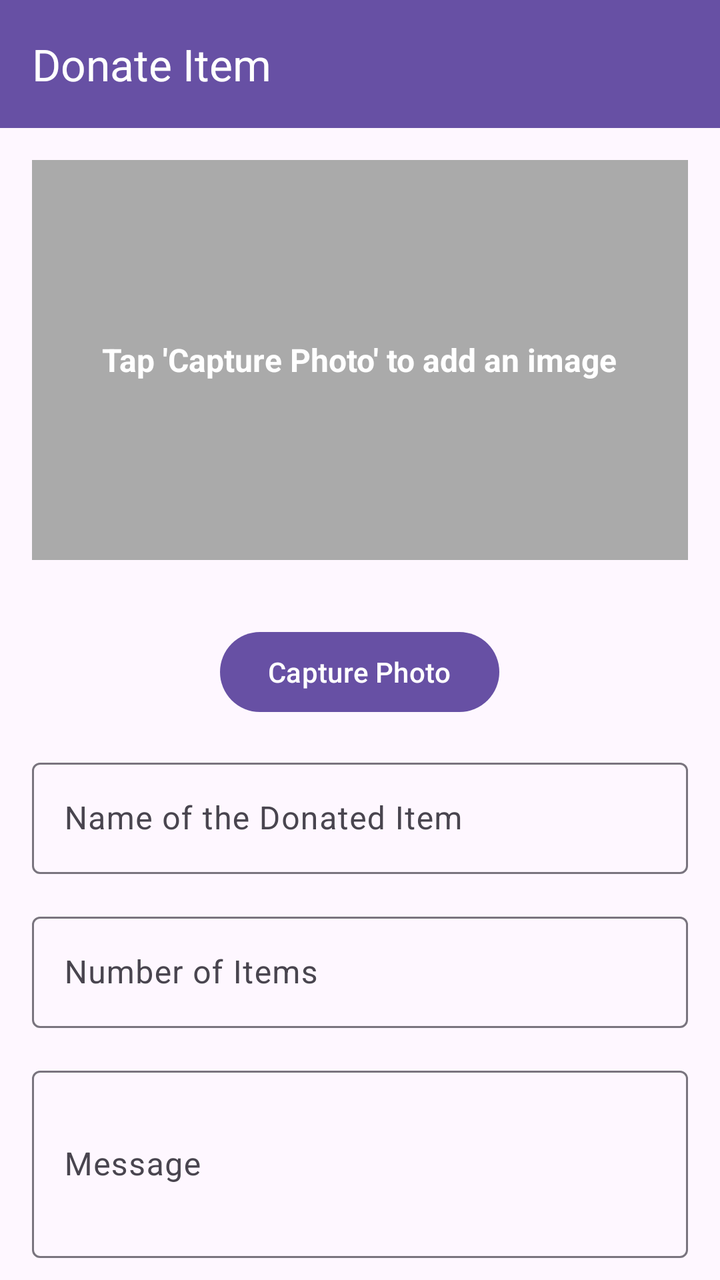
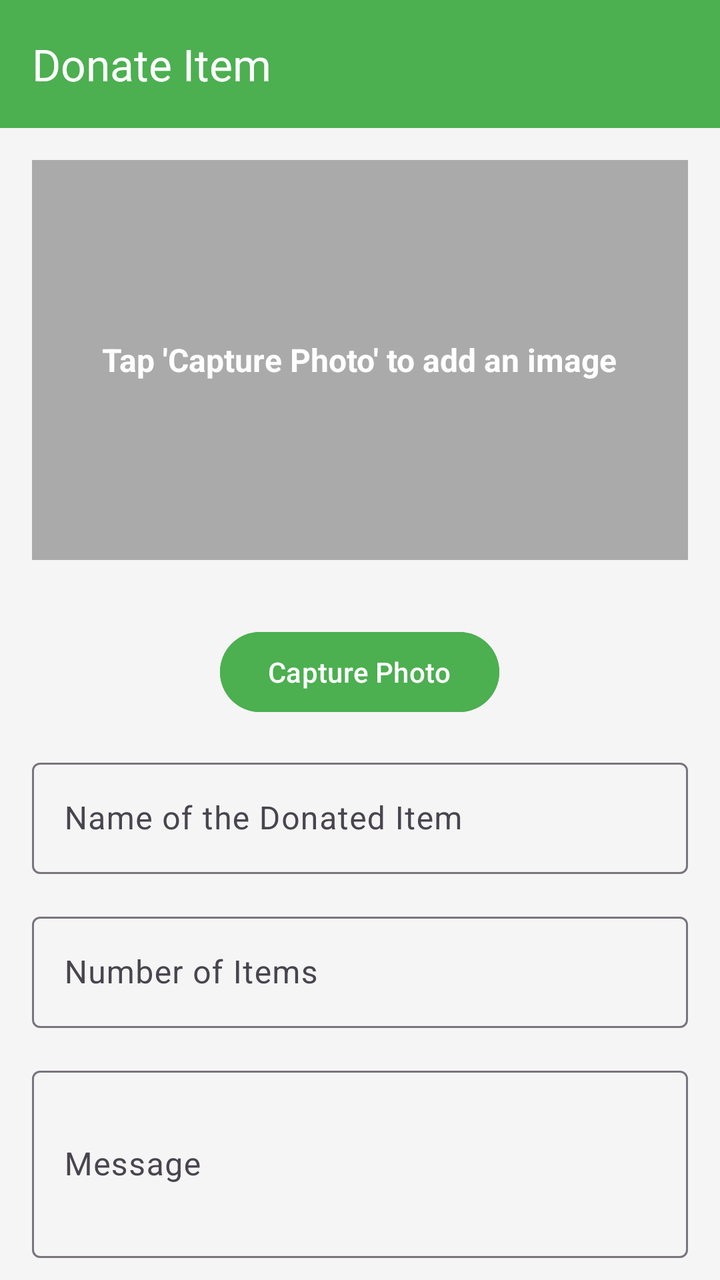

An Android layout rendered at two revisions. The XML below is the earlier revision; the diff shows what the commit changed to produce the second picture.
<!-- AndroidManifest.xml: application theme Theme.MyApplication -->
<!-- res/layout/activity_donate.xml -->
<?xml version="1.0" encoding="utf-8"?>
<androidx.coordinatorlayout.widget.CoordinatorLayout
    xmlns:android="http://schemas.android.com/apk/res/android"
    xmlns:app="http://schemas.android.com/apk/res-auto"
    android:layout_width="match_parent"
    android:layout_height="match_parent">

    <com.google.android.material.appbar.AppBarLayout
        android:layout_width="match_parent"
        android:layout_height="wrap_content">

        <androidx.appcompat.widget.Toolbar
            android:id="@+id/toolbar"
            android:layout_width="match_parent"
            android:layout_height="?attr/actionBarSize"
            android:background="?attr/colorPrimary"
            app:title="Donate Item"
            app:titleTextColor="@android:color/white"/>

    </com.google.android.material.appbar.AppBarLayout>

    <androidx.core.widget.NestedScrollView
        android:layout_width="match_parent"
        android:layout_height="match_parent"
        app:layout_behavior="@string/appbar_scrolling_view_behavior">

        <LinearLayout
            android:layout_width="match_parent"
            android:layout_height="wrap_content"
            android:orientation="vertical"
            android:padding="16dp">

            <FrameLayout
                android:layout_width="match_parent"
                android:layout_height="200dp"
                android:layout_marginBottom="16dp">

                <ImageView
                    android:id="@+id/itemImageView"
                    android:layout_width="match_parent"
                    android:layout_height="match_parent"
                    android:scaleType="centerCrop"
                    android:background="@android:color/darker_gray"/>

                <TextView
                    android:id="@+id/placeholderText"
                    android:layout_width="wrap_content"
                    android:layout_height="wrap_content"
                    android:layout_gravity="center"
                    android:text="Tap 'Capture Photo' to add an image"
                    android:textColor="@android:color/white"
                    android:textSize="16sp"
                    android:textStyle="bold"/>

            </FrameLayout>

            <com.google.android.material.button.MaterialButton
                android:id="@+id/capturePhotoButton"
                android:layout_width="wrap_content"
                android:layout_height="wrap_content"
                android:text="Capture Photo"
                android:layout_gravity="center_horizontal"
                android:layout_marginTop="16dp"/>

            <com.google.android.material.textfield.TextInputLayout
                android:id="@+id/itemNameInputLayout"
                android:layout_width="match_parent"
                android:layout_height="wrap_content"
                android:hint="Name of the Donated Item"
                android:layout_marginTop="16dp">

                <com.google.android.material.textfield.TextInputEditText
                    android:id="@+id/itemNameEditText"
                    android:layout_width="match_parent"
                    android:layout_height="wrap_content"
                    android:inputType="text"/>

            </com.google.android.material.textfield.TextInputLayout>

            <com.google.android.material.textfield.TextInputLayout
                android:id="@+id/itemCountInputLayout"
                android:layout_width="match_parent"
                android:layout_height="wrap_content"
                android:hint="Number of Items"
                android:layout_marginTop="16dp">

                <com.google.android.material.textfield.TextInputEditText
                    android:id="@+id/itemCountEditText"
                    android:layout_width="match_parent"
                    android:layout_height="wrap_content"
                    android:inputType="number"/>

            </com.google.android.material.textfield.TextInputLayout>

            <com.google.android.material.textfield.TextInputLayout
                android:id="@+id/messageInputLayout"
                android:layout_width="match_parent"
                android:layout_height="wrap_content"
                android:hint="Message"
                android:layout_marginTop="16dp">

                <com.google.android.material.textfield.TextInputEditText
                    android:id="@+id/messageEditText"
                    android:layout_width="match_parent"
                    android:layout_height="wrap_content"
                    android:inputType="textMultiLine"
                    android:minLines="3"/>

            </com.google.android.material.textfield.TextInputLayout>

            <com.google.android.material.button.MaterialButton
                android:id="@+id/submitButton"
                android:layout_width="match_parent"
                android:layout_height="wrap_content"
                android:text="Submit"
                android:layout_marginTop="24dp"/>

        </LinearLayout>

    </androidx.core.widget.NestedScrollView>

</androidx.coordinatorlayout.widget.CoordinatorLayout>
<!-- resources referenced by this layout -->
<resources>
  <style name="Theme.MyApplication" parent="Base.Theme.MyApplication" />
  <style name="Base.Theme.MyApplication" parent="Theme.Material3.DayNight.NoActionBar">
          
          
      </style>
</resources>

<!-- the commit's change to res/layout/activity_donate.xml (unified diff, before → after) -->
@@ -3,45 +3,40 @@
     xmlns:android="http://schemas.android.com/apk/res/android"
     xmlns:app="http://schemas.android.com/apk/res-auto"
     android:layout_width="match_parent"
-    android:layout_height="match_parent">
+    android:layout_height="match_parent"
+    android:background="@color/light_background_color">
 
     <com.google.android.material.appbar.AppBarLayout
         android:layout_width="match_parent"
         android:layout_height="wrap_content">
-
         <androidx.appcompat.widget.Toolbar
             android:id="@+id/toolbar"
             android:layout_width="match_parent"
             android:layout_height="?attr/actionBarSize"
-            android:background="?attr/colorPrimary"
+            android:background="@color/primary_green"
             app:title="Donate Item"
             app:titleTextColor="@android:color/white"/>
-
     </com.google.android.material.appbar.AppBarLayout>
 
     <androidx.core.widget.NestedScrollView
         android:layout_width="match_parent"
         android:layout_height="match_parent"
         app:layout_behavior="@string/appbar_scrolling_view_behavior">
-
         <LinearLayout
             android:layout_width="match_parent"
             android:layout_height="wrap_content"
             android:orientation="vertical"
             android:padding="16dp">
-
             <FrameLayout
                 android:layout_width="match_parent"
                 android:layout_height="200dp"
                 android:layout_marginBottom="16dp">
-
                 <ImageView
                     android:id="@+id/itemImageView"
                     android:layout_width="match_parent"
                     android:layout_height="match_parent"
                     android:scaleType="centerCrop"
                     android:background="@android:color/darker_gray"/>
-
                 <TextView
                     android:id="@+id/placeholderText"
                     android:layout_width="wrap_content"
@@ -51,72 +46,63 @@
                     android:textColor="@android:color/white"
                     android:textSize="16sp"
                     android:textStyle="bold"/>
-
             </FrameLayout>
-
             <com.google.android.material.button.MaterialButton
                 android:id="@+id/capturePhotoButton"
                 android:layout_width="wrap_content"
                 android:layout_height="wrap_content"
                 android:text="Capture Photo"
                 android:layout_gravity="center_horizontal"
-                android:layout_marginTop="16dp"/>
-
+                android:layout_marginTop="16dp"
+                android:backgroundTint="@color/primary_green"
+                android:textColor="@color/white"
+                />
             <com.google.android.material.textfield.TextInputLayout
                 android:id="@+id/itemNameInputLayout"
                 android:layout_width="match_parent"
                 android:layout_height="wrap_content"
                 android:hint="Name of the Donated Item"
                 android:layout_marginTop="16dp">
-
                 <com.google.android.material.textfield.TextInputEditText
                     android:id="@+id/itemNameEditText"
                     android:layout_width="match_parent"
                     android:layout_height="wrap_content"
                     android:inputType="text"/>
-
             </com.google.android.material.textfield.TextInputLayout>
-
             <com.google.android.material.textfield.TextInputLayout
                 android:id="@+id/itemCountInputLayout"
                 android:layout_width="match_parent"
                 android:layout_height="wrap_content"
                 android:hint="Number of Items"
                 android:layout_marginTop="16dp">
-
                 <com.google.android.material.textfield.TextInputEditText
                     android:id="@+id/itemCountEditText"
                     android:layout_width="match_parent"
                     android:layout_height="wrap_content"
                     android:inputType="number"/>
-
             </com.google.android.material.textfield.TextInputLayout>
-
             <com.google.android.material.textfield.TextInputLayout
                 android:id="@+id/messageInputLayout"
                 android:layout_width="match_parent"
                 android:layout_height="wrap_content"
                 android:hint="Message"
                 android:layout_marginTop="16dp">
-
                 <com.google.android.material.textfield.TextInputEditText
                     android:id="@+id/messageEditText"
                     android:layout_width="match_parent"
                     android:layout_height="wrap_content"
                     android:inputType="textMultiLine"
                     android:minLines="3"/>
-
             </com.google.android.material.textfield.TextInputLayout>
-
             <com.google.android.material.button.MaterialButton
                 android:id="@+id/submitButton"
                 android:layout_width="match_parent"
                 android:layout_height="wrap_content"
                 android:text="Submit"
-                android:layout_marginTop="24dp"/>
-
+                android:layout_marginTop="24dp"
+                android:backgroundTint="@color/primary_green"
+                android:textColor="@color/white"
+                />
         </LinearLayout>
-
     </androidx.core.widget.NestedScrollView>
-
 </androidx.coordinatorlayout.widget.CoordinatorLayout>
<!-- resource entries referenced after the edit -->
@@ -1,5 +1,8 @@
 <!-- resources referenced by this layout -->
 <resources>
+  <color name="light_background_color">#F5F5F5</color>
+  <color name="primary_green">#4CAF50</color>
+  <color name="white">#FFFFFF</color>
   <style name="Theme.MyApplication" parent="Base.Theme.MyApplication" />
   <style name="Base.Theme.MyApplication" parent="Theme.Material3.DayNight.NoActionBar">
           
